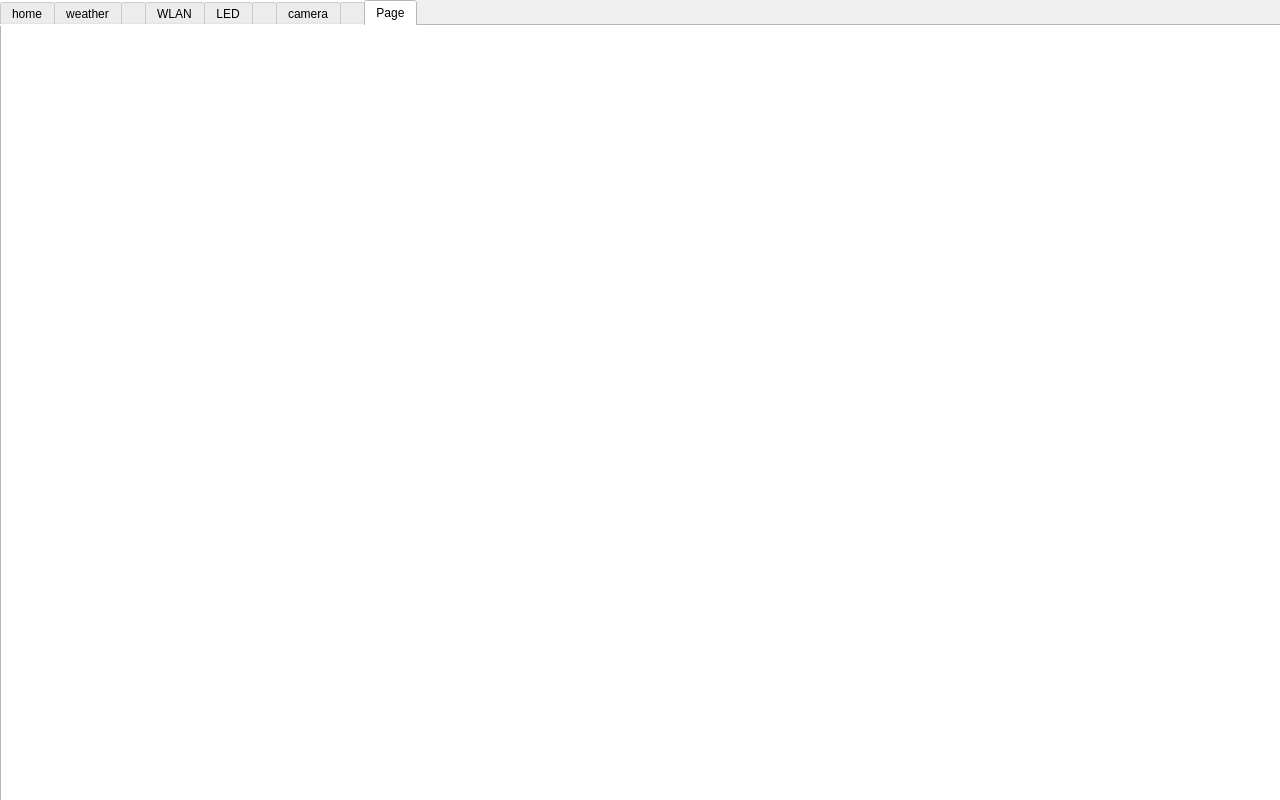
This is mainwindow.ui in XJTU-HPC/smarthome as Qt 5 draws it before an edit. The edited form follows.
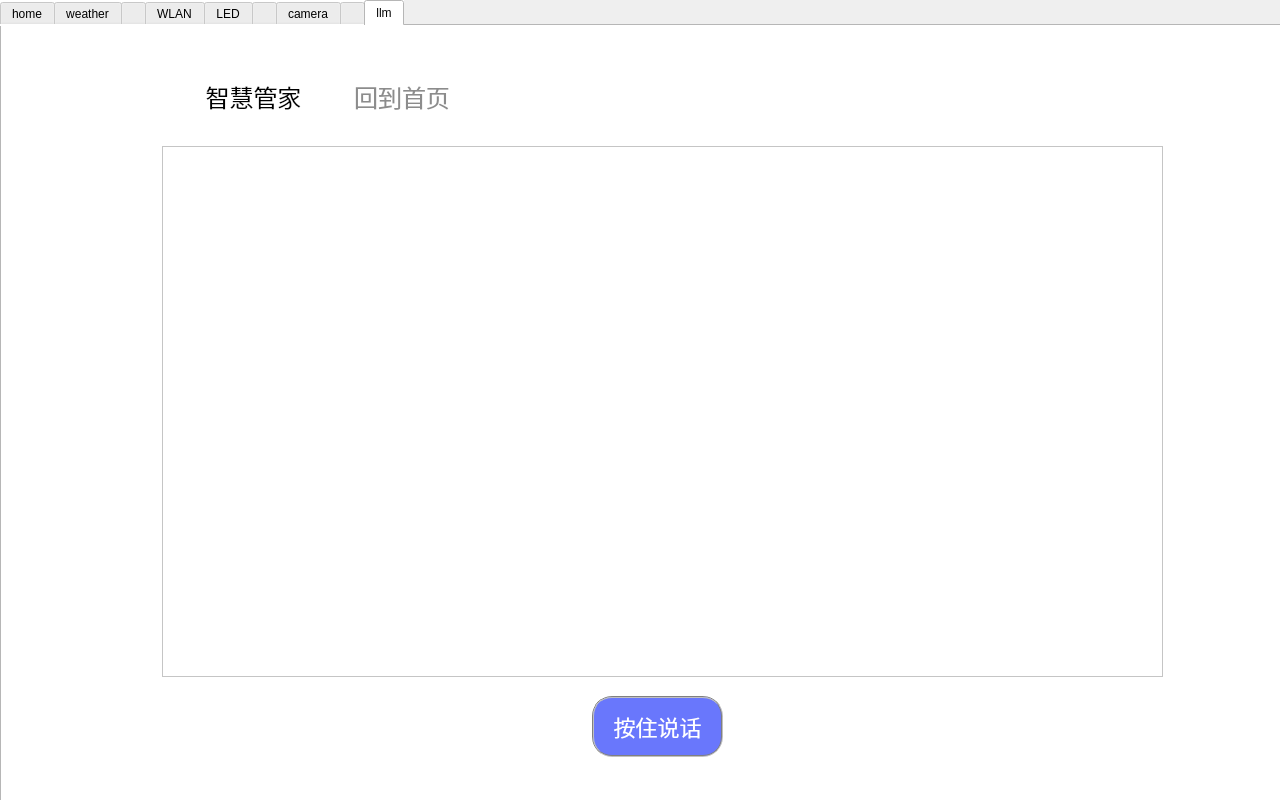
This is the edited form. The open tabs and pages were chosen to show the change. Icons and pictures are not drawn.

```diff
--- a/mainwindow.ui
+++ b/mainwindow.ui
@@ -1813,8 +1813,78 @@
     </widget>
     <widget class="QWidget" name="tab">
      <attribute name="title">
-      <string>Page</string>
+      <string>llm</string>
      </attribute>
+     <widget class="QWidget" name="horizontalLayoutWidget_9">
+      <property name="geometry">
+       <rect>
+        <x>180</x>
+        <y>40</y>
+        <width>291</width>
+        <height>61</height>
+       </rect>
+      </property>
+      <layout class="QHBoxLayout" name="horizontalLayout_11">
+       <item>
+        <widget class="QPushButton" name="pushButton_17">
+         <property name="sizePolicy">
+          <sizepolicy hsizetype="Minimum" vsizetype="Expanding">
+           <horstretch>0</horstretch>
+           <verstretch>0</verstretch>
+          </sizepolicy>
+         </property>
+         <property name="styleSheet">
+          <string notr="true">font-size: 24px; color: #000000; border: none;background: transparent;</string>
+         </property>
+         <property name="text">
+          <string>智慧管家</string>
+         </property>
+        </widget>
+       </item>
+       <item>
+        <widget class="QPushButton" name="llmReturnhome">
+         <property name="sizePolicy">
+          <sizepolicy hsizetype="Minimum" vsizetype="Expanding">
+           <horstretch>0</horstretch>
+           <verstretch>0</verstretch>
+          </sizepolicy>
+         </property>
+         <property name="styleSheet">
+          <string notr="true">font-size: 24px; color: #8c8c8c; border: none;background: transparent;</string>
+         </property>
+         <property name="text">
+          <string>回到首页</string>
+         </property>
+        </widget>
+       </item>
+      </layout>
+     </widget>
+     <widget class="QPushButton" name="speechButton">
+      <property name="geometry">
+       <rect>
+        <x>590</x>
+        <y>670</y>
+        <width>131</width>
+        <height>61</height>
+       </rect>
+      </property>
+      <property name="styleSheet">
+       <string notr="true">border:2px groove gray;border-radius:20px;padding:2px 4px;background-color: #6977fc;font-size:22px; color: #ffffff;</string>
+      </property>
+      <property name="text">
+       <string>按住说话</string>
+      </property>
+     </widget>
+     <widget class="QListView" name="dialoglist">
+      <property name="geometry">
+       <rect>
+        <x>160</x>
+        <y>120</y>
+        <width>1001</width>
+        <height>531</height>
+       </rect>
+      </property>
+     </widget>
     </widget>
    </widget>
   </widget>
```
Left out of the diff: 38 changed lines with no effect on the pictures.
